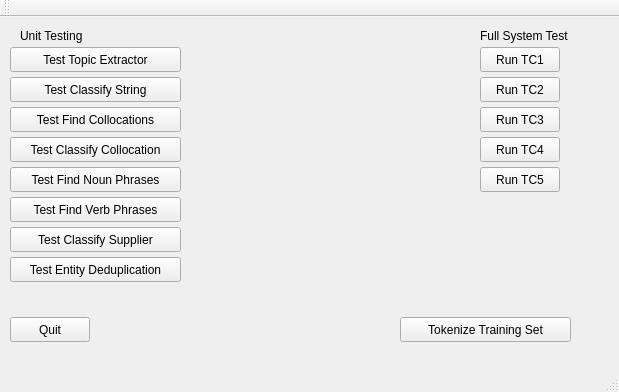
Above: mainwindow.ui from ismith1024/4905 before the change. Below: the same form after it.
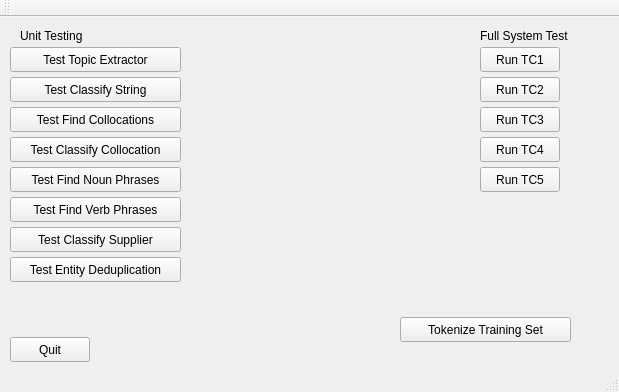
That is the form after the change.

```diff
--- a/mainwindow.ui
+++ b/mainwindow.ui
@@ -135,7 +135,7 @@
     <property name="geometry">
      <rect>
       <x>10</x>
-      <y>300</y>
+      <y>320</y>
       <width>80</width>
       <height>25</height>
      </rect>
```
